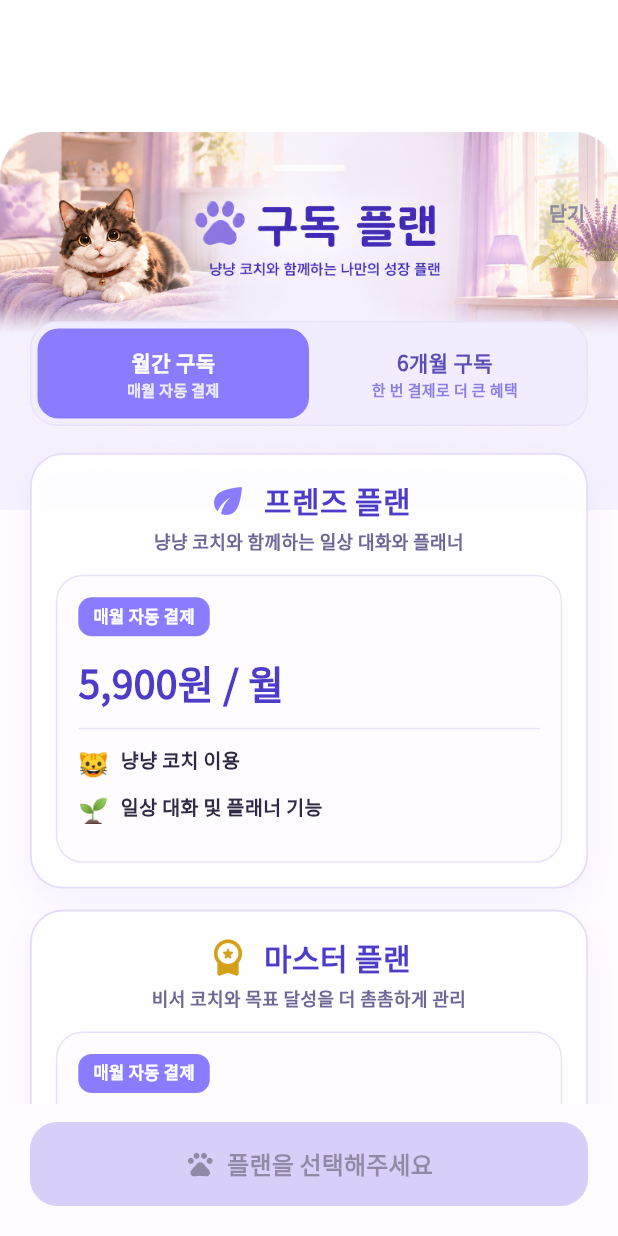
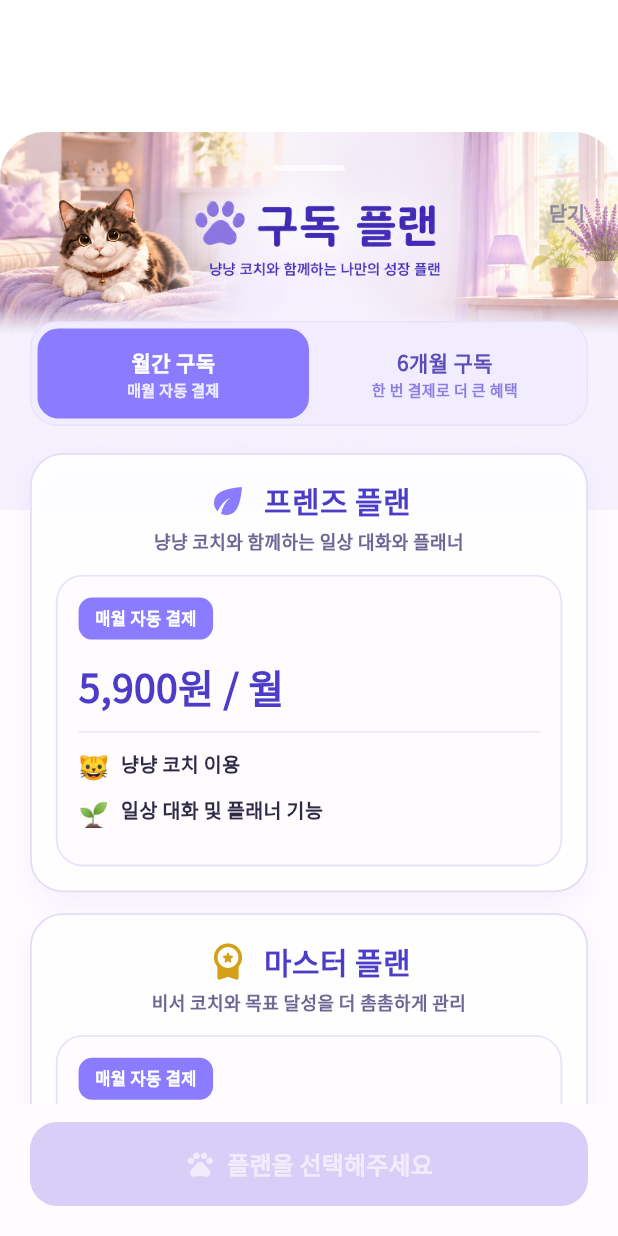
Before and after one commit to 0001myall-tree/nyang-coach-app, a Flutter app: the _PlanGuideBottomSheet screen opened directly with empty values, on a phone screen of 412 x 824 dp. Run offline on Flutter 3.47's test engine with Material 3 defaults, Android fonts, the phone set to English and light mode, and no system bars; our stand-ins replace audioplayers, cloud_firestore, cloud_functions, firebase_auth, firebase_core, flutter_local_notifications and 8 more; missing offline and left inert: flutter_inappwebview, home_widget; accounts and stored records are empty.

Commit message:
Add reusable design components

```diff
--- a/lib/theme/app_design_tokens.dart
+++ b/lib/theme/app_design_tokens.dart
@@ -46,6 +46,20 @@
   static const double sheetBarrierAlpha = 0.38;
   static const double sheetMaxHeightFactor = 0.92;
 
+  // Components
+  static const double minTouchTarget = 48;
+  static const double buttonHeight = 56;
+  static const double buttonRadius = 18;
+  static const double buttonHorizontalPadding = 18;
+  static const double buttonIconGap = 8;
+  static const double cardRadius = 22;
+  static const double cardInnerRadius = 18;
+  static const double cardPadding = 16;
+  static const double chipMinHeight = 28;
+  static const double chipRadius = 9;
+  static const double chipHorizontalPadding = 10;
+  static const double chipVerticalPadding = 5;
+
   // Immersive backgrounds
   static const double darkGlassOpacity = 0.25;
   static const double lightGlassOpacity = 0.58;
--- /dev/null
+++ b/lib/widgets/app_button.dart
@@ -0,0 +1,150 @@
+import 'package:flutter/material.dart';
+import 'package:google_fonts/google_fonts.dart';
+
+import '../theme/app_design_tokens.dart';
+
+enum AppButtonVariant { primary, secondary, outline }
+
+class AppButton extends StatelessWidget {
+  const AppButton({
+    super.key,
+    required this.label,
+    required this.onPressed,
+    this.icon,
+    this.variant = AppButtonVariant.primary,
+    this.height = AppDesignTokens.buttonHeight,
+    this.fullWidth = true,
+    this.backgroundColor,
+    this.foregroundColor,
+    this.disabledBackgroundColor,
+    this.borderColor,
+  });
+
+  final String label;
+  final VoidCallback? onPressed;
+  final Widget? icon;
+  final AppButtonVariant variant;
+  final double height;
+  final bool fullWidth;
+  final Color? backgroundColor;
+  final Color? foregroundColor;
+  final Color? disabledBackgroundColor;
+  final Color? borderColor;
+
+  @override
+  Widget build(BuildContext context) {
+    final enabled = onPressed != null;
+    final colors = _AppButtonColors.forVariant(
+      variant,
+      backgroundColor: backgroundColor,
+      foregroundColor: foregroundColor,
+      disabledBackgroundColor: disabledBackgroundColor,
+      borderColor: borderColor,
+    );
+
+    final button = ConstrainedBox(
+      constraints: BoxConstraints(
+        minHeight: AppDesignTokens.minTouchTarget,
+        minWidth: fullWidth ? double.infinity : AppDesignTokens.minTouchTarget,
+      ),
+      child: SizedBox(
+        width: fullWidth ? double.infinity : null,
+        height: height < AppDesignTokens.minTouchTarget
+            ? AppDesignTokens.minTouchTarget
+            : height,
+        child: TextButton(
+          onPressed: onPressed,
+          style: TextButton.styleFrom(
+            backgroundColor: enabled
+                ? colors.background
+                : colors.disabledBackground,
+            foregroundColor: colors.foreground,
+            disabledForegroundColor: colors.foreground.withValues(alpha: 0.62),
+            padding: const EdgeInsets.symmetric(
+              horizontal: AppDesignTokens.buttonHorizontalPadding,
+            ),
+            shape: RoundedRectangleBorder(
+              borderRadius: BorderRadius.circular(AppDesignTokens.buttonRadius),
+              side: BorderSide(color: colors.border),
+            ),
+            tapTargetSize: MaterialTapTargetSize.shrinkWrap,
+          ),
+          child: Row(
+            mainAxisSize: fullWidth ? MainAxisSize.max : MainAxisSize.min,
+            mainAxisAlignment: MainAxisAlignment.center,
+            children: [
+              if (icon != null) ...[
+                IconTheme.merge(
+                  data: const IconThemeData(size: 20),
+                  child: icon!,
+                ),
+                const SizedBox(width: AppDesignTokens.buttonIconGap),
+              ],
+              Flexible(
+                child: FittedBox(
+                  fit: BoxFit.scaleDown,
+                  child: Text(
+                    label,
+                    maxLines: 1,
+                    overflow: TextOverflow.ellipsis,
+                    style: GoogleFonts.notoSansKr(
+                      fontSize: AppDesignTokens.textAction,
+                      fontWeight: FontWeight.w900,
+                    ),
+                  ),
+                ),
+              ),
+            ],
+          ),
+        ),
+      ),
+    );
+
+    return fullWidth ? button : IntrinsicWidth(child: button);
+  }
+}
+
+class _AppButtonColors {
+  const _AppButtonColors({
+    required this.background,
+    required this.foreground,
+    required this.disabledBackground,
+    required this.border,
+  });
+
+  final Color background;
+  final Color foreground;
+  final Color disabledBackground;
+  final Color border;
+
+  static _AppButtonColors forVariant(
+    AppButtonVariant variant, {
+    Color? backgroundColor,
+    Color? foregroundColor,
+    Color? disabledBackgroundColor,
+    Color? borderColor,
+  }) {
+    return switch (variant) {
+      AppButtonVariant.primary => _AppButtonColors(
+        background: backgroundColor ?? AppDesignTokens.brand,
+        foreground: foregroundColor ?? Colors.white,
+        disabledBackground: disabledBackgroundColor ?? const Color(0xFFD8CEF8),
+        border: borderColor ?? Colors.transparent,
+      ),
+      AppButtonVariant.secondary => _AppButtonColors(
+        background: backgroundColor ?? AppDesignTokens.surface,
+        foreground: foregroundColor ?? AppDesignTokens.brandDark,
+        disabledBackground:
+            disabledBackgroundColor ?? AppDesignTokens.surfaceSubtle,
+        border: borderColor ?? AppDesignTokens.brandBorder,
+      ),
+      AppButtonVariant.outline => _AppButtonColors(
+        background: backgroundColor ?? Colors.transparent,
+        foreground: foregroundColor ?? AppDesignTokens.brandDark,
+        disabledBackground:
+            disabledBackgroundColor ?? AppDesignTokens.surfaceSubtle,
+        border: borderColor ?? AppDesignTokens.brandBorder,
+      ),
+    };
+  }
+}
--- /dev/null
+++ b/lib/widgets/app_card.dart
@@ -0,0 +1,63 @@
+import 'package:flutter/material.dart';
+
+import '../theme/app_design_tokens.dart';
+
+class AppCard extends StatelessWidget {
+  const AppCard({
+    super.key,
+    required this.child,
+    this.onTap,
+    this.padding = const EdgeInsets.all(AppDesignTokens.cardPadding),
+    this.backgroundColor = AppDesignTokens.surface,
+    this.borderColor = AppDesignTokens.brandBorder,
+    this.selectedBorderColor = AppDesignTokens.brand,
+    this.selected = false,
+    this.borderWidth = 1.2,
+    this.selectedBorderWidth = 2.2,
+    this.radius = AppDesignTokens.cardRadius,
+    this.shadows,
+  });
+
+  final Widget child;
+  final VoidCallback? onTap;
+  final EdgeInsetsGeometry padding;
+  final Color backgroundColor;
+  final Color borderColor;
+  final Color selectedBorderColor;
+  final bool selected;
+  final double borderWidth;
+  final double selectedBorderWidth;
+  final double radius;
+  final List<BoxShadow>? shadows;
+
+  @override
+  Widget build(BuildContext context) {
+    final card = AnimatedContainer(
+      duration: const Duration(milliseconds: 180),
+      curve: Curves.easeOutCubic,
+      width: double.infinity,
+      padding: padding,
+      decoration: BoxDecoration(
+        color: backgroundColor,
+        borderRadius: BorderRadius.circular(radius),
+        border: Border.all(
+          color: selected ? selectedBorderColor : borderColor,
+          width: selected ? selectedBorderWidth : borderWidth,
+        ),
+        boxShadow: shadows,
+      ),
+      child: child,
+    );
+
+    if (onTap == null) return card;
+
+    return Material(
+      color: Colors.transparent,
+      child: InkWell(
+        onTap: onTap,
+        borderRadius: BorderRadius.circular(radius),
+        child: card,
+      ),
+    );
+  }
+}
--- /dev/null
+++ b/lib/widgets/app_chip.dart
@@ -0,0 +1,106 @@
+import 'package:flutter/material.dart';
+import 'package:google_fonts/google_fonts.dart';
+
+import '../theme/app_design_tokens.dart';
+
+class AppChip extends StatelessWidget {
+  const AppChip({
+    super.key,
+    required this.label,
+    this.icon,
+    this.selected = false,
+    this.enabled = true,
+    this.backgroundColor,
+    this.foregroundColor,
+    this.selectedBackgroundColor,
+    this.selectedForegroundColor,
+    this.borderColor,
+    this.onTap,
+  });
+
+  final String label;
+  final Widget? icon;
+  final bool selected;
+  final bool enabled;
+  final Color? backgroundColor;
+  final Color? foregroundColor;
+  final Color? selectedBackgroundColor;
+  final Color? selectedForegroundColor;
+  final Color? borderColor;
+  final VoidCallback? onTap;
+
+  @override
+  Widget build(BuildContext context) {
+    final effectiveBackground = selected
+        ? selectedBackgroundColor ?? AppDesignTokens.brand
+        : backgroundColor ?? AppDesignTokens.brandSoft;
+    final effectiveForeground = selected
+        ? selectedForegroundColor ?? Colors.white
+        : foregroundColor ?? AppDesignTokens.brandDark;
+    final effectiveBorder = borderColor ?? AppDesignTokens.brandBorder;
+
+    final chip = ConstrainedBox(
+      constraints: const BoxConstraints(
+        minHeight: AppDesignTokens.chipMinHeight,
+        minWidth: AppDesignTokens.minTouchTarget,
+      ),
+      child: AnimatedContainer(
+        duration: const Duration(milliseconds: 160),
+        padding: const EdgeInsets.symmetric(
+          horizontal: AppDesignTokens.chipHorizontalPadding,
+          vertical: AppDesignTokens.chipVerticalPadding,
+        ),
+        decoration: BoxDecoration(
+          color: enabled ? effectiveBackground : AppDesignTokens.surfaceSubtle,
+          borderRadius: BorderRadius.circular(AppDesignTokens.chipRadius),
+          border: Border.all(
+            color: enabled ? effectiveBorder : AppDesignTokens.divider,
+          ),
+        ),
+        child: Row(
+          mainAxisSize: MainAxisSize.min,
+          mainAxisAlignment: MainAxisAlignment.center,
+          children: [
+            if (icon != null) ...[
+              IconTheme.merge(
+                data: IconThemeData(
+                  size: 16,
+                  color: enabled
+                      ? effectiveForeground
+                      : AppDesignTokens.textDisabled,
+                ),
+                child: icon!,
+              ),
+              const SizedBox(width: 6),
+            ],
+            Flexible(
+              child: Text(
+                label,
+                maxLines: 1,
+                overflow: TextOverflow.ellipsis,
+                style: GoogleFonts.notoSansKr(
+                  fontSize: AppDesignTokens.textMeta,
+                  fontWeight: FontWeight.w900,
+                  color: enabled
+                      ? effectiveForeground
+                      : AppDesignTokens.textDisabled,
+                ),
+              ),
+            ),
+          ],
+        ),
+      ),
+    );
+
+    if (onTap == null || !enabled) return chip;
+
+    return Material(
+      color: Colors.transparent,
+      child: InkWell(
+        onTap: onTap,
+        borderRadius: BorderRadius.circular(AppDesignTokens.chipRadius),
+        child: chip,
+      ),
+    );
+  }
+}
--- a/lib/widgets/plan_guide_bottom_sheet.dart
+++ b/lib/widgets/plan_guide_bottom_sheet.dart
@@ -3,6 +3,9 @@
 
 import '../theme/app_design_tokens.dart';
 import 'app_bottom_sheet.dart';
+import 'app_button.dart';
+import 'app_card.dart';
+import 'app_chip.dart';
 
 Future<void> showPlanGuideBottomSheet(
   BuildContext context, {
@@ -326,22 +329,14 @@
 
   @override
   Widget build(BuildContext context) {
-    return GestureDetector(
+    return AppCard(
       onTap: onTap,
-      child: AnimatedContainer(
-        duration: const Duration(milliseconds: 180),
-        curve: Curves.easeOutCubic,
-        padding: const EdgeInsets.all(16),
-        decoration: BoxDecoration(
-          color: isSelected
+      selected: isSelected,
+      backgroundColor: isSelected
           ? const Color(0xFFF7F3FF)
           : Colors.white.withValues(alpha: 0.9),
-          borderRadius: BorderRadius.circular(22),
-          border: Border.all(
-            color: isSelected ? AppDesignTokens.brand : const Color(0xFFE4DDF8),
-            width: isSelected ? 2.2 : 1.2,
-          ),
-          boxShadow: [
+      borderColor: const Color(0xFFE4DDF8),
+      shadows: [
         BoxShadow(
           color: AppDesignTokens.brand.withValues(
             alpha: isSelected ? 0.18 : 0.08,
@@ -350,7 +345,6 @@
           offset: const Offset(0, 8),
         ),
       ],
-        ),
       child: Column(
         children: [
           Row(
@@ -418,7 +412,6 @@
           ),
         ],
       ),
-      ),
     );
   }
 }
@@ -440,31 +433,19 @@
 
   @override
   Widget build(BuildContext context) {
-    return Container(
-      width: double.infinity,
+    return AppCard(
       padding: const EdgeInsets.all(14),
-      decoration: BoxDecoration(
-        color: const Color(0xFFFFFCFF),
-        borderRadius: BorderRadius.circular(18),
-        border: Border.all(color: AppDesignTokens.brandBorder),
-      ),
+      radius: AppDesignTokens.cardInnerRadius,
+      backgroundColor: const Color(0xFFFFFCFF),
+      borderColor: AppDesignTokens.brandBorder,
+      shadows: const [],
       child: Column(
         crossAxisAlignment: CrossAxisAlignment.start,
         children: [
-          Container(
-            padding: const EdgeInsets.symmetric(horizontal: 10, vertical: 5),
-            decoration: BoxDecoration(
-              color: AppDesignTokens.brand,
-              borderRadius: BorderRadius.circular(9),
-            ),
-            child: Text(
-              badge,
-              style: GoogleFonts.notoSansKr(
-                fontSize: AppDesignTokens.textMeta,
-                fontWeight: FontWeight.w900,
-                color: Colors.white,
-              ),
-            ),
+          AppChip(
+            label: badge,
+            selected: true,
+            borderColor: Colors.transparent,
           ),
           const SizedBox(height: 12),
           if (originalPrice != null) ...[
@@ -485,8 +466,12 @@
             crossAxisAlignment: CrossAxisAlignment.end,
             children: [
               Expanded(
+                child: FittedBox(
+                  fit: BoxFit.scaleDown,
+                  alignment: Alignment.centerLeft,
                   child: Text(
                     price,
+                    maxLines: 1,
                     style: GoogleFonts.notoSansKr(
                       fontSize: 26,
                       fontWeight: FontWeight.w900,
@@ -494,15 +479,22 @@
                     ),
                   ),
                 ),
-              if (subPrice != null)
-                Text(
+              ),
+              if (subPrice != null) ...[
+                const SizedBox(width: 8),
+                Flexible(
+                  child: Text(
                     subPrice!,
+                    maxLines: 1,
+                    overflow: TextOverflow.ellipsis,
                     style: GoogleFonts.notoSansKr(
                       fontSize: AppDesignTokens.textCaption,
                       fontWeight: FontWeight.w800,
                       color: const Color(0xFF6E6794),
                     ),
                   ),
+                ),
+              ],
             ],
           ),
           const SizedBox(height: 12),
@@ -542,13 +534,10 @@
 
   @override
   Widget build(BuildContext context) {
-    return Container(
-      padding: const EdgeInsets.all(16),
-      decoration: BoxDecoration(
-        color: Colors.white.withValues(alpha: 0.9),
-        borderRadius: BorderRadius.circular(22),
-        border: Border.all(color: const Color(0xFFE4DDF8), width: 1.2),
-      ),
+    return AppCard(
+      backgroundColor: Colors.white.withValues(alpha: 0.9),
+      borderColor: const Color(0xFFE4DDF8),
+      shadows: const [],
       child: Row(
         children: [
           Container(
@@ -591,12 +580,15 @@
             ),
           ),
           const SizedBox(width: 10),
-          Text(
+          FittedBox(
+            fit: BoxFit.scaleDown,
+            child: Text(
               '3,900원',
               style: GoogleFonts.notoSansKr(
                 fontSize: AppDesignTokens.textAction,
                 fontWeight: FontWeight.w900,
                 color: const Color(0xFF4D3CC8),
+              ),
             ),
           ),
         ],
@@ -612,36 +604,13 @@
 
   @override
   Widget build(BuildContext context) {
-    return GestureDetector(
-      onTap: () {
+    return AppButton(
+      label: '냥냥코치 더 알아보기',
+      variant: AppButtonVariant.secondary,
+      onPressed: () {
         Navigator.pop(context);
         onTap();
       },
-      child: Container(
-        width: double.infinity,
-        height: 56,
-        alignment: Alignment.center,
-        decoration: BoxDecoration(
-          color: Colors.white,
-          borderRadius: BorderRadius.circular(18),
-          border: Border.all(color: AppDesignTokens.brandBorder, width: 1.2),
-          boxShadow: [
-            BoxShadow(
-              color: AppDesignTokens.brand.withValues(alpha: 0.04),
-              blurRadius: 12,
-              offset: const Offset(0, 4),
-            ),
-          ],
-        ),
-        child: Text(
-          '냥냥코치 더 알아보기',
-          style: GoogleFonts.notoSansKr(
-            fontSize: 15,
-            fontWeight: FontWeight.w900,
-            color: const Color(0xFF7D68DE),
-          ),
-        ),
-      ),
     );
   }
 }
@@ -657,10 +626,11 @@
 
   @override
   Widget build(BuildContext context) {
-    return SizedBox(
-      width: double.infinity,
-      height: 56,
-      child: ElevatedButton(
+    return AppButton(
+      label: selectedPlanId == null ? '플랜을 선택해주세요' : checkoutLabel,
+      icon: const Icon(Icons.pets),
+      backgroundColor: const Color(0xFFB6A4FF),
+      disabledBackgroundColor: const Color(0xFFD8CEF8),
       onPressed: selectedPlanId == null
           ? null
           : () {
@@ -668,9 +638,7 @@
                 SnackBar(
                   content: Text(
                     '결제 화면은 곧 연결할게요.',
-                      style: GoogleFonts.notoSansKr(
-                        fontWeight: FontWeight.w700,
-                      ),
+                    style: GoogleFonts.notoSansKr(fontWeight: FontWeight.w700),
                   ),
                   behavior: SnackBarBehavior.floating,
                   backgroundColor: const Color(0xFF1A1A2E),
@@ -682,30 +650,6 @@
                 ),
               );
             },
-        style: ElevatedButton.styleFrom(
-          backgroundColor: const Color(0xFFB6A4FF),
-          disabledBackgroundColor: const Color(0xFFD8CEF8),
-          foregroundColor: Colors.white,
-          elevation: 0,
-          shape: RoundedRectangleBorder(
-            borderRadius: BorderRadius.circular(18),
-          ),
-        ),
-        child: Row(
-          mainAxisAlignment: MainAxisAlignment.center,
-          children: [
-            const Icon(Icons.pets, size: 20),
-            const SizedBox(width: 8),
-            Text(
-              selectedPlanId == null ? '플랜을 선택해주세요' : checkoutLabel,
-              style: GoogleFonts.notoSansKr(
-                fontSize: AppDesignTokens.textAction,
-                fontWeight: FontWeight.w900,
-              ),
-            ),
-          ],
-        ),
-      ),
     );
   }
 }
```
Lines whose indentation alone changed are shown as unchanged.
